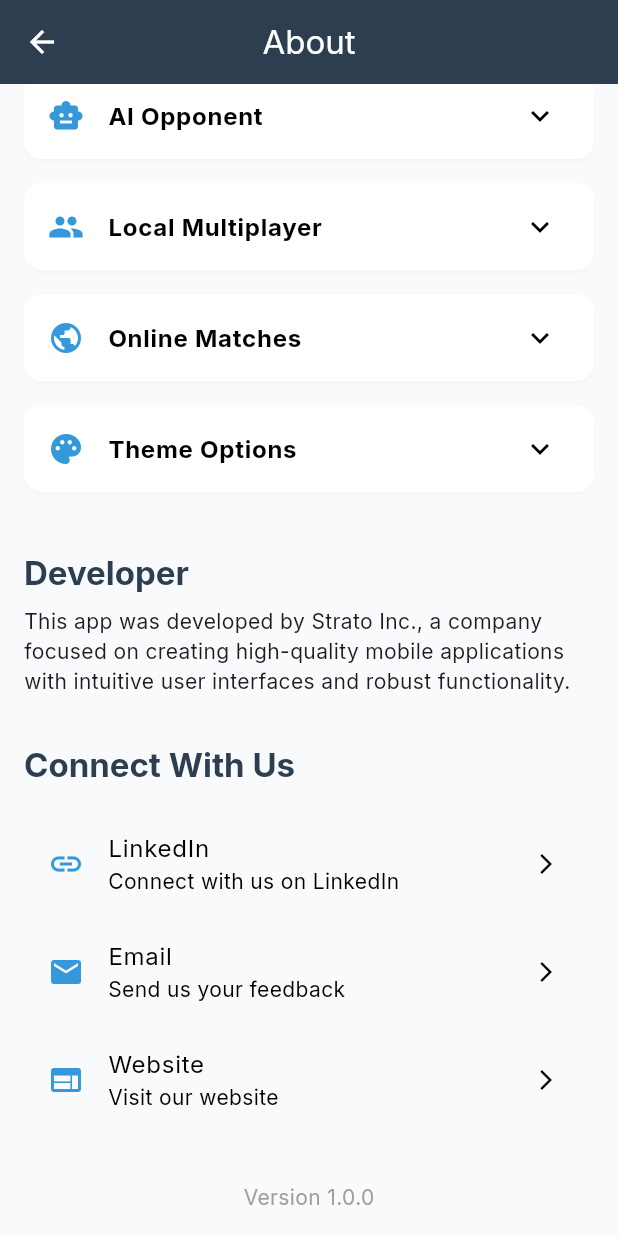
After one commit to officiallyutso/Othello-game-flutter, a Flutter app: the AboutScreen screen opened directly, scrolled down 547 dp, after a tap on "LinkedIn", on a phone screen of 412 x 824 dp. The commit adds this screen. Run offline on Flutter 3.47's test engine with Material 3 defaults, Android fonts, the phone set to English and light mode, and no system bars; our stand-ins replace cloud_firestore, equatable, firebase_auth, firebase_core, flutter_animate, flutter_bloc and 2 more; accounts and stored records are empty; generated files the repository leaves out were written again.

Commit message:
feat: about screen

```diff
--- /dev/null
+++ b/lib/screens/about_screen.dart
@@ -0,0 +1,250 @@
+import 'package:flutter/material.dart';
+import 'package:flutter/gestures.dart';
+import 'package:url_launcher/url_launcher.dart';
+import 'package:othello/config/theme.dart';
+
+class AboutScreen extends StatelessWidget {
+  const AboutScreen({super.key});
+
+  @override
+  Widget build(BuildContext context) {
+    return Scaffold(
+      appBar: AppBar(
+        title: const Text('About'),
+      ),
+      body: SingleChildScrollView(
+        child: Column(
+          crossAxisAlignment: CrossAxisAlignment.start,
+          children: [
+            // Header section with company logo
+            Container(
+              width: double.infinity,
+              padding: const EdgeInsets.all(24),
+              color: AppTheme.primaryLight,
+              child: Column(
+                children: [
+                  const Text(
+                    'Strato Inc.',
+                    style: TextStyle(
+                      color: Colors.white,
+                      fontSize: 28,
+                      fontWeight: FontWeight.bold,
+                    ),
+                  ),
+                  const SizedBox(height: 8),
+                  const Text(
+                    'Innovative Mobile Solutions',
+                    style: TextStyle(
+                      color: Colors.white,
+                      fontSize: 16,
+                    ),
+                  ),
+                  const SizedBox(height: 24),
+                  CircleAvatar(
+                    radius: 50,
+                    backgroundColor: Colors.white,
+                    child: Text(
+                      'SI',
+                      style: TextStyle(
+                        color: AppTheme.primaryLight,
+                        fontSize: 32,
+                        fontWeight: FontWeight.bold,
+                      ),
+                    ),
+                  ),
+                ],
+              ),
+            ),
+
+            // App information section
+            _buildSection(
+              context,
+              title: 'About the App',
+              content: 'Othello (also known as Reversi) is a classic strategy board game for two players. '
+                  'This implementation offers multiple game modes including playing against AI, '
+                  'local multiplayer, and online matches with friends.\n\n'
+                  'The game features a sleek, professional interface with customizable themes '
+                  'and smooth animations to enhance your gaming experience.',
+            ),
+
+            // Features section with expandable cards
+            _buildSection(
+              context,
+              title: 'Features',
+              content: '',
+              child: Column(
+                children: [
+                  _buildFeatureCard(
+                    context,
+                    title: 'AI Opponent',
+                    description: 'Challenge yourself against our intelligent AI with multiple difficulty levels.',
+                    icon: Icons.smart_toy,
+                  ),
+                  _buildFeatureCard(
+                    context,
+                    title: 'Local Multiplayer',
+                    description: 'Play against a friend on the same device.',
+                    icon: Icons.people,
+                  ),
+                  _buildFeatureCard(
+                    context,
+                    title: 'Online Matches',
+                    description: 'Create or join rooms to play with friends online.',
+                    icon: Icons.public,
+                  ),
+                  _buildFeatureCard(
+                    context,
+                    title: 'Theme Options',
+                    description: 'Choose between light and dark themes for comfortable play.',
+                    icon: Icons.palette,
+                  ),
+                ],
+              ),
+            ),
+
+            // Developer information
+            _buildSection(
+              context,
+              title: 'Developer',
+              content: 'This app was developed by Strato Inc., a company focused on creating '
+                  'high-quality mobile applications with intuitive user interfaces and robust functionality.',
+            ),
+
+            // Contact information with interactive links
+            _buildSection(
+              context,
+              title: 'Connect With Us',
+              content: '',
+              child: Column(
+                children: [
+                  _buildContactItem(
+                    context,
+                    icon: Icons.link,
+                    title: 'LinkedIn',
+                    subtitle: 'Connect with us on LinkedIn',
+                    onTap: () => _launchUrl('https://www.linkedin.com/in/utso/'),
+                  ),
+                  _buildContactItem(
+                    context,
+                    icon: Icons.email,
+                    title: 'Email',
+                    subtitle: 'Send us your feedback',
+                    onTap: () => _launchUrl('mailto:contact@stratoinc.com'),
+                  ),
+                  _buildContactItem(
+                    context,
+                    icon: Icons.web,
+                    title: 'Website',
+                    subtitle: 'Visit our website',
+                    onTap: () => _launchUrl('https://stratoinc.com'),
+                  ),
+                ],
+              ),
+            ),
+
+            // Version information
+            Container(
+              width: double.infinity,
+              padding: const EdgeInsets.all(16),
+              alignment: Alignment.center,
+              child: const Text(
+                'Version 1.0.0',
+                style: TextStyle(
+                  color: Colors.grey,
+                  fontSize: 14,
+                ),
+              ),
+            ),
+          ],
+        ),
+      ),
+    );
+  }
+
+  Widget _buildSection(
+    BuildContext context, {
+    required String title,
+    required String content,
+    Widget? child,
+  }) {
+    return Container(
+      padding: const EdgeInsets.all(16),
+      child: Column(
+        crossAxisAlignment: CrossAxisAlignment.start,
+        children: [
+          Text(
+            title,
+            style: Theme.of(context).textTheme.titleLarge?.copyWith(
+              fontWeight: FontWeight.bold,
+              color: AppTheme.primaryLight,
+            ),
+          ),
+          const SizedBox(height: 8),
+          if (content.isNotEmpty)
+            Text(
+              content,
+              style: Theme.of(context).textTheme.bodyMedium,
+            ),
+          if (child != null)
+            Padding(
+              padding: const EdgeInsets.only(top: 8),
+              child: child,
+            ),
+        ],
+      ),
+    );
+  }
+
+  Widget _buildFeatureCard(
+    BuildContext context, {
+    required String title,
+    required String description,
+    required IconData icon,
+  }) {
+    return Card(
+      margin: const EdgeInsets.symmetric(vertical: 8),
+      child: ExpansionTile(
+        leading: Icon(
+          icon,
+          color: AppTheme.accentLight,
+        ),
+        title: Text(
+          title,
+          style: const TextStyle(fontWeight: FontWeight.bold),
+        ),
+        children: [
+          Padding(
+            padding: const EdgeInsets.all(16),
+            child: Text(description),
+          ),
+        ],
+      ),
+    );
+  }
+
+  Widget _buildContactItem(
+    BuildContext context, {
+    required IconData icon,
+    required String title,
+    required String subtitle,
+    required VoidCallback onTap,
+  }) {
+    return ListTile(
+      leading: Icon(
+        icon,
+        color: AppTheme.accentLight,
+      ),
+      title: Text(title),
+      subtitle: Text(subtitle),
+      trailing: const Icon(Icons.arrow_forward_ios, size: 16),
+      onTap: onTap,
+    );
+  }
+
+  Future<void> _launchUrl(String urlString) async {
+    final Uri url = Uri.parse(urlString);
+    if (!await launchUrl(url)) {
+      throw Exception('Could not launch $url');
+    }
+  }
+}
--- a/lib/screens/home_screen.dart
+++ b/lib/screens/home_screen.dart
@@ -12,6 +12,9 @@ class HomeScreen extends StatelessWidget {
   @override
   Widget build(BuildContext context) {
     return Scaffold(
+      appBar: AppBar(
+        title: const Text('Othello'),
+      ),
       body: Container(
         decoration: BoxDecoration(
           gradient: LinearGradient(
```
